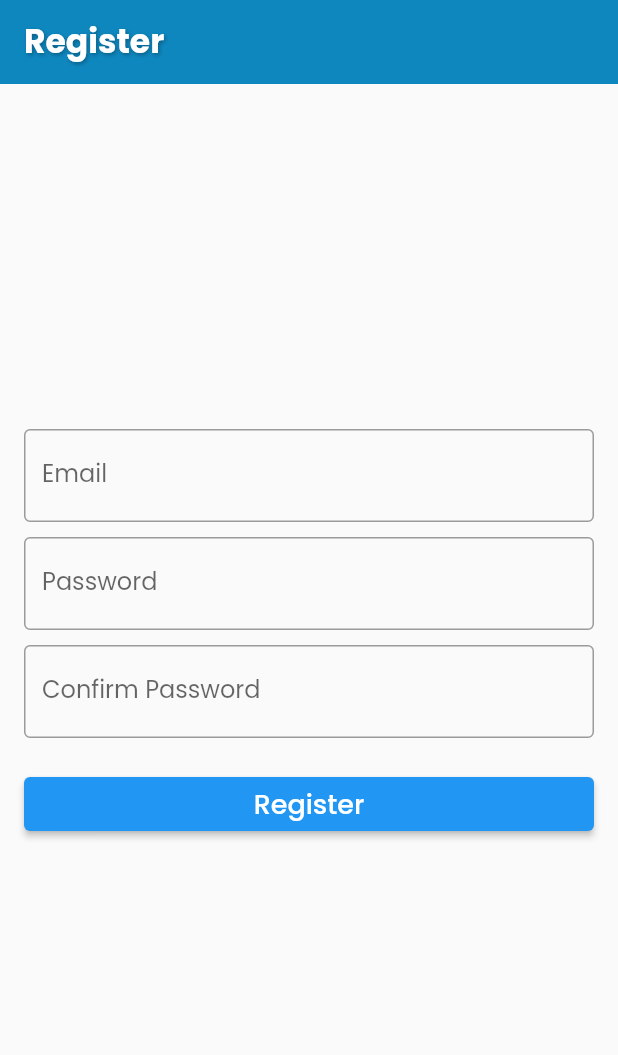
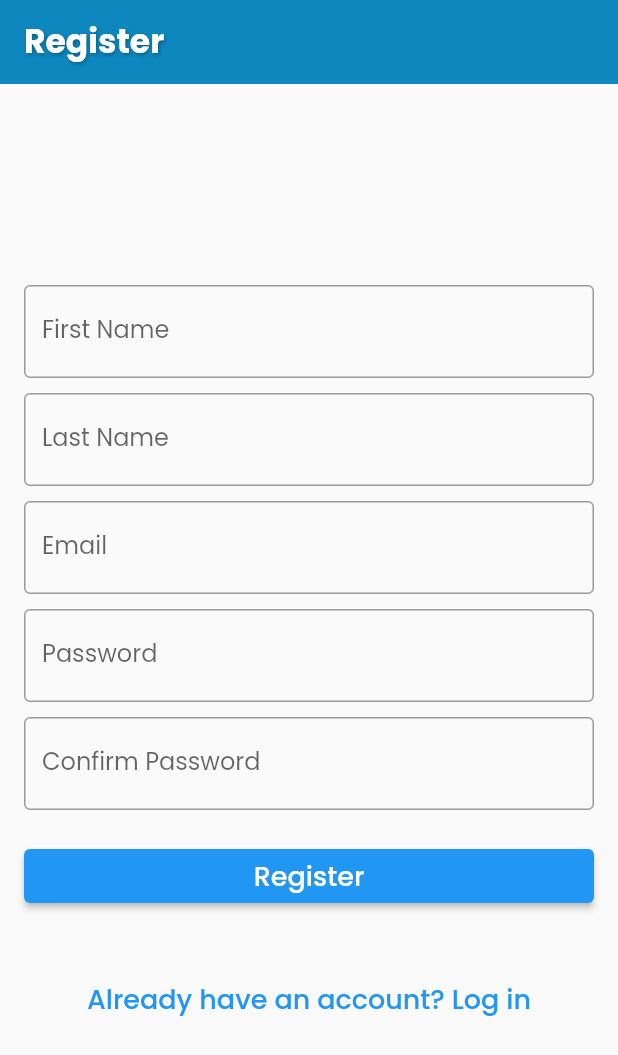
Before and after one commit to mklobucaric/studybuddy, a Flutter app: the screen it shows after launch, after a tap on "Login", after a tap on "Don't have an account? Sign up", on a phone screen of 412 x 824 dp. Shown: the top 1055 px of the screen. Run offline on Flutter 3.47's test engine with Material 2 defaults, Android fonts, the phone set to English and light mode, and no system bars; our stand-ins replace camera, cloud_firestore, file_picker, firebase_auth, firebase_core, flutter_secure_storage and 2 more; accounts and stored records are empty; generated files the repository leaves out were written again; network calls fail.

Commit message:
login and registration

```diff
--- a/lib/src/models/user.dart
+++ b/lib/src/models/user.dart
@@ -1,15 +1,21 @@
 class User {
   final String id;
-  final String name;
+  final String firstName;
+  final String lastName;
   final String email;
   // Add additional fields as necessary, like profile picture URL, age, etc.
 
-  User({required this.id, required this.name, required this.email});
+  User(
+      {required this.id,
+      required this.firstName,
+      required this.lastName,
+      required this.email});
 
   factory User.fromJson(Map<String, dynamic> json) {
     return User(
       id: json['id'] as String,
-      name: json['name'] as String,
+      firstName: json['firstName'] as String,
+      lastName: json['lastName'] as String,
       email: json['email'] as String,
       // Initialize additional fields here if added
     );
@@ -18,7 +24,8 @@ class User {
   Map<String, dynamic> toJson() {
     return {
       'id': id,
-      'name': name,
+      'firstName': firstName,
+      'lastName': lastName,
       'email': email,
       // Convert additional fields to JSON if added
     };
--- a/lib/src/views/login_view.dart
+++ b/lib/src/views/login_view.dart
@@ -1,7 +1,6 @@
 import 'package:flutter/material.dart';
 import 'package:studybuddy/src/controllers/authentication_controller.dart';
 import 'package:go_router/go_router.dart';
-import 'package:studybuddy/src/utils/validators.dart';
 
 class LoginView extends StatefulWidget {
   const LoginView({super.key});
@@ -54,8 +53,15 @@ class _LoginViewState extends State<LoginView> {
             ),
             const SizedBox(height: 20),
             ElevatedButton(
-              onPressed: _login,
+              onPressed: () => _login(context),
               child: const Text('Login'),
+            ),
+            const SizedBox(height: 10),
+            // Google Sign-In Button
+            ElevatedButton(
+              onPressed: () => _loginWithGoogle(context),
+              child: const Text('Sign in with Google'),
+              // You can add more styling as needed
             ),
             const SizedBox(height: 10),
             Text(
@@ -74,7 +80,7 @@ class _LoginViewState extends State<LoginView> {
     );
   }
 
-  void _login() async {
+  void _login(BuildContext context) async {
     setState(() {
       _errorMessage = '';
     });
@@ -84,6 +90,31 @@ class _LoginViewState extends State<LoginView> {
           _emailController.text, _passwordController.text);
       if (_authController.currentUser != null) {
         // Navigate to the home screen or another appropriate screen
+        if (!mounted) return;
+        GoRouter.of(context).go('/home');
+      } else {
+        setState(() {
+          _errorMessage = 'Login failed. Please try again.';
+        });
+      }
+    } catch (e) {
+      setState(() {
+        _errorMessage = e.toString();
+      });
+    }
+  }
+
+  void _loginWithGoogle(BuildContext context) async {
+    setState(() {
+      _errorMessage = '';
+    });
+
+    try {
+      await _authController.signInWithGoogle();
+      if (_authController.currentUser != null) {
+        // Navigate to the home screen or another appropriate screen
+        if (!mounted) return;
+        GoRouter.of(context).go('/home');
       } else {
         setState(() {
           _errorMessage = 'Login failed. Please try again.';
--- a/lib/src/views/registration_view.dart
+++ b/lib/src/views/registration_view.dart
@@ -1,5 +1,9 @@
 import 'package:flutter/material.dart';
 import 'package:studybuddy/src/controllers/authentication_controller.dart';
+import 'package:go_router/go_router.dart';
+import 'package:studybuddy/src/utils/validators.dart';
+import 'package:cloud_firestore/cloud_firestore.dart';
+import 'package:studybuddy/src/models/user.dart';
 
 class RegistrationView extends StatefulWidget {
   @override
@@ -7,6 +11,8 @@ class RegistrationView extends StatefulWidget {
 }
 
 class _RegistrationViewState extends State<RegistrationView> {
+  final TextEditingController _firstNameController = TextEditingController();
+  final TextEditingController _lastNameController = TextEditingController();
   final TextEditingController _emailController = TextEditingController();
   final TextEditingController _passwordController = TextEditingController();
   final TextEditingController _confirmPasswordController =
@@ -16,6 +22,8 @@ class _RegistrationViewState extends State<RegistrationView> {
 
   @override
   void dispose() {
+    _firstNameController.dispose();
+    _lastNameController.dispose();
     _emailController.dispose();
     _passwordController.dispose();
     _confirmPasswordController.dispose();
@@ -26,33 +34,67 @@ class _RegistrationViewState extends State<RegistrationView> {
   Widget build(BuildContext context) {
     return Scaffold(
       appBar: AppBar(
-        title: Text('Register'),
+        title: const Text('Register'),
       ),
       body: Padding(
-        padding: EdgeInsets.all(16.0),
+        padding: const EdgeInsets.all(16.0),
         child: Column(
           mainAxisAlignment: MainAxisAlignment.center,
           crossAxisAlignment: CrossAxisAlignment.stretch,
           children: <Widget>[
             TextField(
+              controller: _firstNameController,
+              decoration: const InputDecoration(
+                labelText: 'First Name',
+                border: OutlineInputBorder(),
+              ),
+            ),
+            const SizedBox(height: 10),
+            TextField(
+              controller: _lastNameController,
+              decoration: const InputDecoration(
+                labelText: 'Last Name',
+                border: OutlineInputBorder(),
+              ),
+            ),
+            const SizedBox(height: 10),
+            TextFormField(
               controller: _emailController,
               keyboardType: TextInputType.emailAddress,
+              validator: (value) {
+                if (value == null ||
+                    value.isEmpty ||
+                    !Validators.isValidEmail(value)) {
+                  return 'Please entar a valid email!';
+                }
+                return null;
+              },
+              autovalidateMode: AutovalidateMode.onUserInteraction,
               decoration: const InputDecoration(
                 labelText: 'Email',
                 border: OutlineInputBorder(),
               ),
             ),
-            SizedBox(height: 10),
-            TextField(
+            const SizedBox(height: 10),
+            TextFormField(
               controller: _passwordController,
               obscureText: true,
+              validator: (value) {
+                if (value == null ||
+                    value.isEmpty ||
+                    !Validators.isValidPassword(value)) {
+                  return 'Please entar a valid password!';
+                }
+                return null;
+              },
+              autovalidateMode: AutovalidateMode.onUserInteraction,
               decoration: const InputDecoration(
                 labelText: 'Password',
                 border: OutlineInputBorder(),
               ),
             ),
             SizedBox(height: 10),
-            TextField(
+            TextFormField(
               controller: _confirmPasswordController,
               obscureText: true,
               decoration: const InputDecoration(
@@ -62,8 +104,8 @@ class _RegistrationViewState extends State<RegistrationView> {
             ),
             SizedBox(height: 20),
             ElevatedButton(
-              onPressed: _register,
-              child: Text('Register'),
+              onPressed: () => _register(context),
+              child: const Text('Register'),
             ),
             SizedBox(height: 10),
             Text(
@@ -71,27 +113,44 @@ class _RegistrationViewState extends State<RegistrationView> {
               style: TextStyle(color: Colors.red),
               textAlign: TextAlign.center,
             ),
+            TextButton(
+              onPressed: () => context.go('/'),
+              child: const Text("Already have an account? Log in"),
+            ),
           ],
         ),
       ),
     );
   }
 
-  void _register() async {
+  void _register(BuildContext context) async {
     setState(() {
       _errorMessage = '';
     });
 
     if (_passwordController.text != _confirmPasswordController.text) {
       setState(() => _errorMessage = 'Passwords do not match.');
-      return;
     }
 
     try {
       await _authController.register(
           _emailController.text, _passwordController.text);
       if (_authController.currentUser != null) {
+        // Create a new user object
+        User user = User(
+          id: _authController.currentUser!.uid,
+          firstName: _firstNameController.text,
+          lastName: _lastNameController.text,
+          email: _emailController.text,
+        );
+        await FirebaseFirestore.instance
+            .collection('users')
+            .doc(user.id)
+            .set(user.toJson());
+
         // Navigate to the home screen or another appropriate screen
+        if (!mounted) return;
+        GoRouter.of(context).go('/home');
       } else {
         setState(() {
           _errorMessage = 'Registration failed. Please try again.';
```
Also changed, not shown: lib/src/views/home_view.dart (+23 -0 lines).
